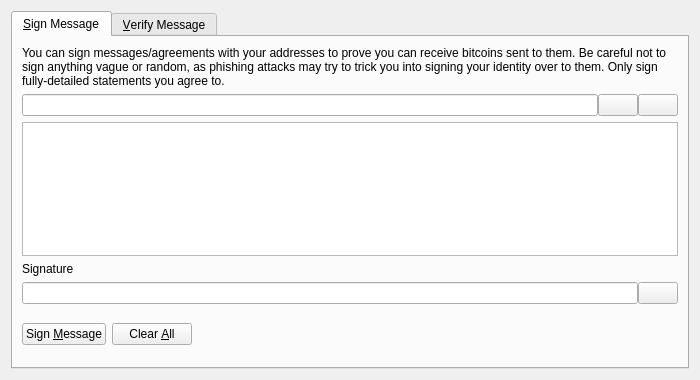
Above: src/qt/forms/signverifymessagedialog.ui from DriveNetTESTDRIVE/DriveNet before the change. Below: the same form after it.
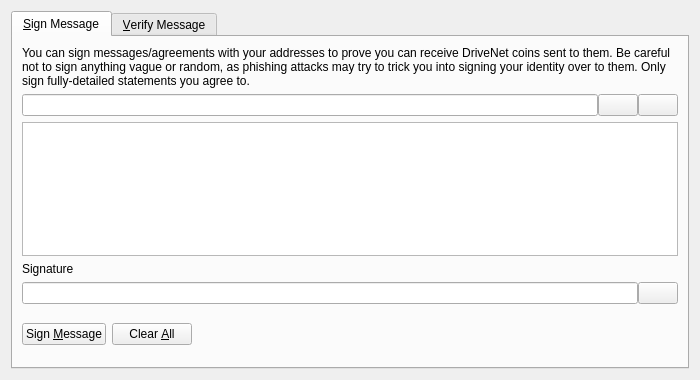
That is the form after the change. Icons and pictures are not drawn. Custom widgets are drawn as their Qt base class.

Commit message:
Renaming & more warning messages
* Rename "bitcoin core" -> DriveNetTESTDRIVE
* Add more "Use at your own risk" warnings
* Update existing warning message

```diff
--- a/src/qt/forms/signverifymessagedialog.ui
+++ b/src/qt/forms/signverifymessagedialog.ui
@@ -30,7 +30,7 @@
        <item>
         <widget class="QLabel" name="infoLabel_SM">
          <property name="text">
-          <string>You can sign messages/agreements with your addresses to prove you can receive bitcoins sent to them. Be careful not to sign anything vague or random, as phishing attacks may try to trick you into signing your identity over to them. Only sign fully-detailed statements you agree to.</string>
+          <string>You can sign messages/agreements with your addresses to prove you can receive DriveNet coins sent to them. Be careful not to sign anything vague or random, as phishing attacks may try to trick you into signing your identity over to them. Only sign fully-detailed statements you agree to.</string>
          </property>
          <property name="textFormat">
           <enum>Qt::PlainText</enum>
```
Left out of the diff: 26 changed lines with no effect on the pictures. The commit also changes 179 other files.
